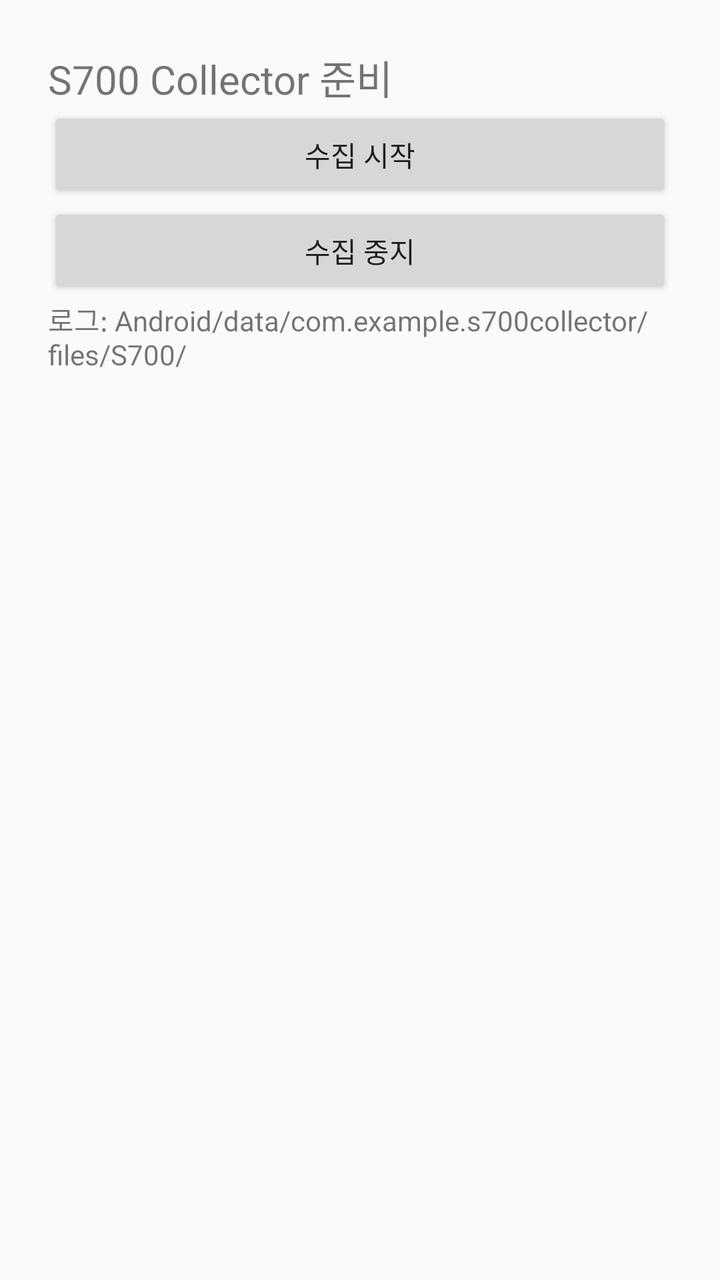
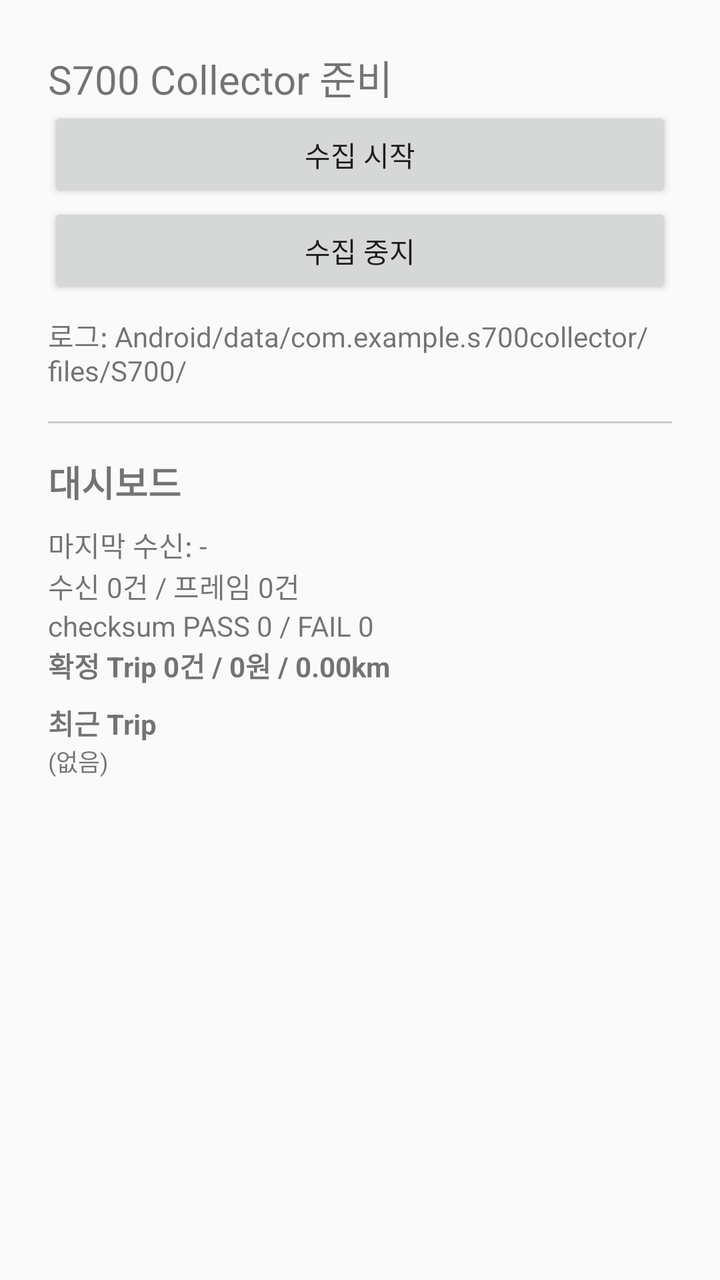

An Android layout rendered at two revisions. The XML below is the earlier revision; the diff shows what the commit changed to produce the second picture.
<!-- AndroidManifest.xml: application theme Theme.AppCompat.DayNight.NoActionBar -->
<!-- res/layout/activity_main.xml -->
<?xml version="1.0" encoding="utf-8"?>
<LinearLayout xmlns:android="http://schemas.android.com/apk/res/android"
    android:orientation="vertical" android:padding="24dp"
    android:layout_width="match_parent" android:layout_height="match_parent">
    <TextView android:id="@+id/status" android:text="S700 Collector 준비" android:textSize="20sp"
        android:layout_width="match_parent" android:layout_height="wrap_content"/>
    <Button android:id="@+id/startButton" android:text="수집 시작"
        android:layout_width="match_parent" android:layout_height="wrap_content"/>
    <Button android:id="@+id/stopButton" android:text="수집 중지"
        android:layout_width="match_parent" android:layout_height="wrap_content"/>
    <TextView android:text="로그: Android/data/com.example.s700collector/files/S700/"
        android:layout_width="match_parent" android:layout_height="wrap_content"/>
</LinearLayout>
<!-- resources referenced by this layout -->
<resources>

</resources>

<!-- the commit's change to res/layout/activity_main.xml (unified diff, before → after) -->
@@ -1,7 +1,9 @@
 <?xml version="1.0" encoding="utf-8"?>
-<LinearLayout xmlns:android="http://schemas.android.com/apk/res/android"
+<ScrollView xmlns:android="http://schemas.android.com/apk/res/android"
+    android:layout_width="match_parent" android:layout_height="match_parent">
+<LinearLayout
     android:orientation="vertical" android:padding="24dp"
-    android:layout_width="match_parent" android:layout_height="match_parent">
+    android:layout_width="match_parent" android:layout_height="wrap_content">
     <TextView android:id="@+id/status" android:text="S700 Collector 준비" android:textSize="20sp"
         android:layout_width="match_parent" android:layout_height="wrap_content"/>
     <Button android:id="@+id/startButton" android:text="수집 시작"
@@ -9,5 +11,25 @@
     <Button android:id="@+id/stopButton" android:text="수집 중지"
         android:layout_width="match_parent" android:layout_height="wrap_content"/>
     <TextView android:text="로그: Android/data/com.example.s700collector/files/S700/"
+        android:layout_width="match_parent" android:layout_height="wrap_content"
+        android:paddingTop="8dp"/>
+
+    
+    <View android:layout_width="match_parent" android:layout_height="1dp"
+        android:background="#CCCCCC" android:layout_marginTop="16dp" android:layout_marginBottom="16dp"/>
+    <TextView android:text="대시보드" android:textSize="18sp" android:textStyle="bold"
         android:layout_width="match_parent" android:layout_height="wrap_content"/>
+    <TextView android:id="@+id/dashLastReceived" android:text="마지막 수신: -"
+        android:layout_width="match_parent" android:layout_height="wrap_content" android:layout_marginTop="8dp"/>
+    <TextView android:id="@+id/dashCounts" android:text="수신 0건 / 프레임 0건"
+        android:layout_width="match_parent" android:layout_height="wrap_content"/>
+    <TextView android:id="@+id/dashChecksum" android:text="checksum PASS 0 / FAIL 0"
+        android:layout_width="match_parent" android:layout_height="wrap_content"/>
+    <TextView android:id="@+id/dashTrip" android:text="확정 Trip 0건 / 0원 / 0.00km"
+        android:layout_width="match_parent" android:layout_height="wrap_content" android:textStyle="bold"/>
+    <TextView android:text="최근 Trip" android:textSize="14sp" android:textStyle="bold"
+        android:layout_width="match_parent" android:layout_height="wrap_content" android:layout_marginTop="8dp"/>
+    <TextView android:id="@+id/dashRecentTrips" android:text="(없음)"
+        android:layout_width="match_parent" android:layout_height="wrap_content" android:textSize="12sp"/>
 </LinearLayout>
+</ScrollView>
